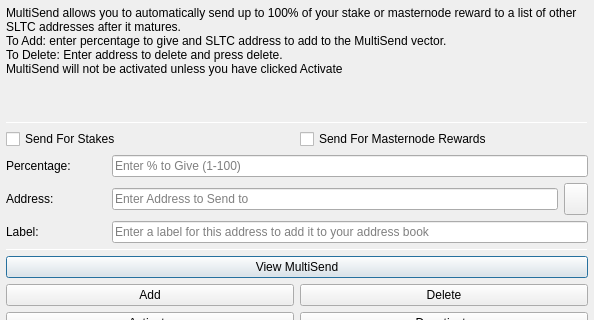
Before: the Qt Designer form src/qt/forms/multisenddialog.ui in ToranTeam/Toran, drawn with Qt 5; both pictures show x 0 to 594 and y 0 to 320 of the 594 by 526 pixel window.
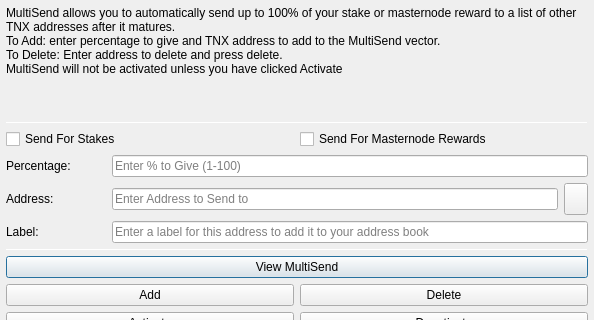
After: the same form once the commit is applied. Icons and pictures are not drawn.

```diff
--- a/src/qt/forms/multisenddialog.ui
+++ b/src/qt/forms/multisenddialog.ui
@@ -37,8 +37,8 @@
         <number>1</number>
        </property>
        <property name="text">
-        <string>MultiSend allows you to automatically send up to 100% of your stake or masternode reward to a list of other SLTC addresses after it matures.
-To Add: enter percentage to give and SLTC address to add to the MultiSend vector.
+        <string>MultiSend allows you to automatically send up to 100% of your stake or masternode reward to a list of other TNX addresses after it matures.
+To Add: enter percentage to give and TNX address to add to the MultiSend vector.
 To Delete: Enter address to delete and press delete.
 MultiSend will not be activated unless you have clicked Activate</string>
        </property>
```
Left out of the diff: 4 changed lines with no effect on the pictures.
